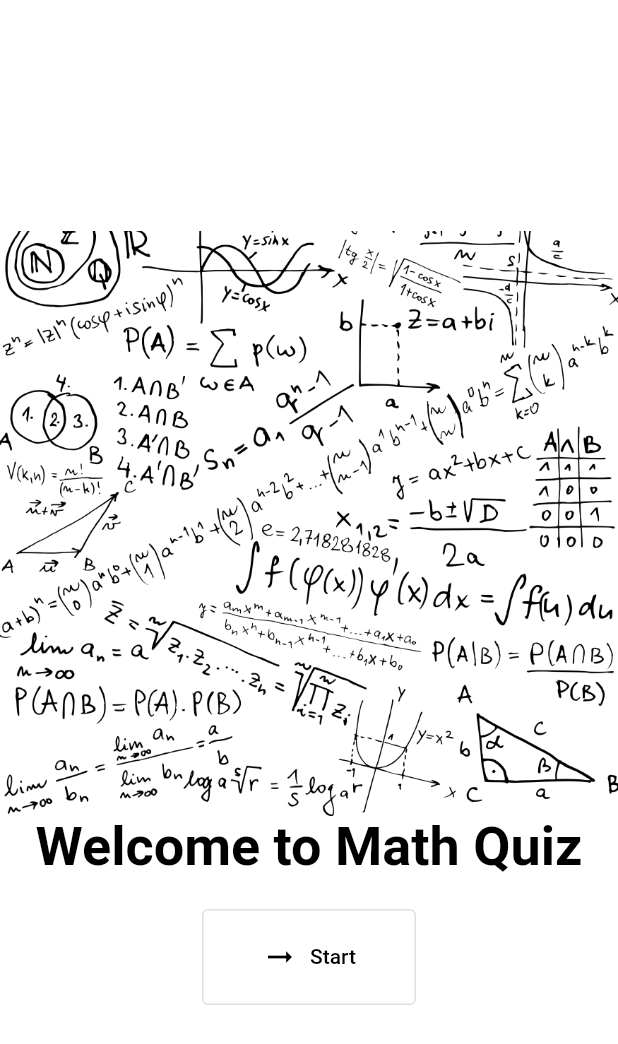
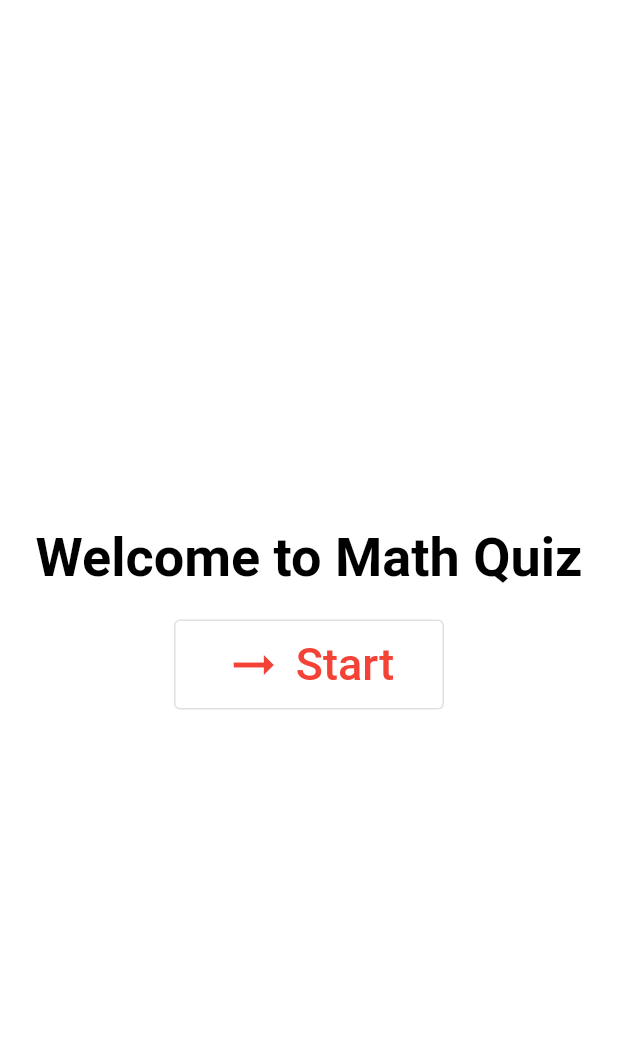
Before and after one commit to umutcanargun/07.11.2023, a Flutter app: the screen it shows after launch, on a phone screen of 412 x 824 dp. Shown: the top 1044 px of the screen. Run offline on Flutter 3.47's test engine with Material 2 defaults, Android fonts, the phone set to English and light mode, and no system bars.

Commit message:
Update main.dart

```diff
--- a/lib/main.dart
+++ b/lib/main.dart
@@ -21,7 +21,7 @@ class StartScreen extends StatelessWidget {
         child: Column(
           mainAxisAlignment: MainAxisAlignment.center,
           children: [
-            Image.asset("assets/pngwing.com.png"),
+            //Image.asset("assets/pngwing.com.png"),
             const Text(
               "Welcome to Math Quiz",
               style: TextStyle(
@@ -31,6 +31,7 @@ class StartScreen extends StatelessWidget {
             ),
             const SizedBox(height: 20),
             OutlinedButton.icon(
+              style: OutlinedButton.styleFrom(fixedSize: const Size(180, 60)),
               onPressed: () {
                 Navigator.push(
                   context,
@@ -38,11 +39,18 @@ class StartScreen extends StatelessWidget {
                       builder: (context) => const QuestionScreen()),
                 );
               },
-              icon: const Icon(Icons.arrow_right_alt),
-              label: const Text("Start"),
-              style: OutlinedButton.styleFrom(
-                  foregroundColor: Colors.black,
-                  padding: const EdgeInsets.fromLTRB(40, 20, 40, 20)),
+              icon: const Icon(
+                Icons.arrow_right_alt,
+                size: 40.0,
+                color: Colors.red,
+              ),
+              label: const Text(
+                "Start",
+                style: TextStyle(
+                  fontSize: 30.0,
+                  color: Colors.red,
+                ),
+              ),
             ),
           ],
         ),
@@ -63,10 +71,12 @@ class QuestionScreen extends StatefulWidget {
 class _QuestionState extends State<QuestionScreen> {
   int initialQuestionIndex = 0;
   int properlyAnsweredQuestions = 0;
+  var storeAnswers = new Map();
 
   void checkAnswer(String selectedAnswer) {
     if (questions[initialQuestionIndex].trueAnswer == selectedAnswer) {
       setState(() {
+        storeAnswers[questions[initialQuestionIndex]] = selectedAnswer;
         properlyAnsweredQuestions++;
       });
     }
@@ -79,7 +89,9 @@ class _QuestionState extends State<QuestionScreen> {
         context,
         MaterialPageRoute(
           builder: (context) => ResultScreen(
-              properlyAnsweredQuestions: properlyAnsweredQuestions),
+            properlyAnsweredQuestions: properlyAnsweredQuestions,
+            storeAnswers: storeAnswers,
+          ),
         ),
       );
     }
@@ -92,21 +104,26 @@ class _QuestionState extends State<QuestionScreen> {
       body: Center(
         child:
             Column(mainAxisAlignment: MainAxisAlignment.spaceEvenly, children: [
-          Text(questions[initialQuestionIndex].question),
+          Text(
+            questions[initialQuestionIndex].question,
+            style: const TextStyle(fontSize: 25.0),
+          ),
           ...questions[initialQuestionIndex].options.map((answer) {
             return OutlinedButton(
                 onPressed: () {
                   checkAnswer(answer);
                 },
+                style: OutlinedButton.styleFrom(fixedSize: const Size(200, 80)),
                 child: Text(
                   answer,
                   textAlign: TextAlign.center,
                   style: const TextStyle(
                       backgroundColor: Color.fromARGB(255, 255, 255, 255),
-                      color: Colors.black),
+                      color: Colors.red,
+                      fontSize: 25.0),
                 ));
           }),
-          const SizedBox(height: 20),
+          //const SizedBox(height: 20),
         ]),
       ),
     );
@@ -115,8 +132,12 @@ class _QuestionState extends State<QuestionScreen> {
 
 class ResultScreen extends StatelessWidget {
   final int properlyAnsweredQuestions;
+  final Map storeAnswers;
 
-  const ResultScreen({Key? key, required this.properlyAnsweredQuestions})
+  const ResultScreen(
+      {Key? key,
+      required this.properlyAnsweredQuestions,
+      required this.storeAnswers})
       : super(key: key);
 
   @override
@@ -128,7 +149,7 @@ class ResultScreen extends StatelessWidget {
           mainAxisAlignment: MainAxisAlignment.center,
           children: [
             Text(
-              "Quiz is over, $properlyAnsweredQuestions questions were answered correctly!",
+              "Quiz is over, score is $properlyAnsweredQuestions over 10",
               style: const TextStyle(fontSize: 16, color: Colors.black),
             ),
             const SizedBox(height: 20),
```
